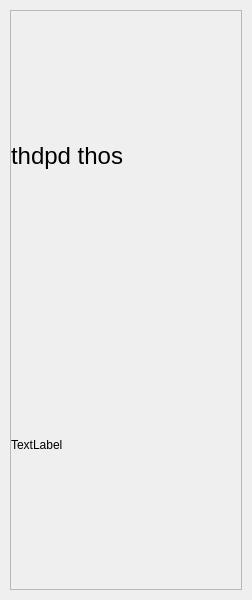
First picture: the form in gui/uis/columns/left_column.ui, repository kusiLaw/laky-phone-POS, before the edit.
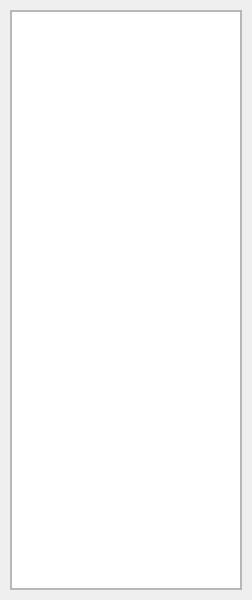
Second picture: the form after the edit.

The edit to the form file:
```diff
--- a/gui/uis/columns/left_column.ui
+++ b/gui/uis/columns/left_column.ui
@@ -106,23 +106,7 @@
                <number>0</number>
               </property>
               <item>
-               <widget class="QLabel" name="label_4">
-                <property name="font">
-                 <font>
-                  <pointsize>18</pointsize>
-                 </font>
-                </property>
-                <property name="text">
-                 <string>thdpd thos</string>
-                </property>
-               </widget>
-              </item>
-              <item>
-               <widget class="QLabel" name="label_3">
-                <property name="text">
-                 <string>TextLabel</string>
-                </property>
-               </widget>
+               <widget class="QTreeView" name="treeView"/>
               </item>
              </layout>
             </widget>
```
